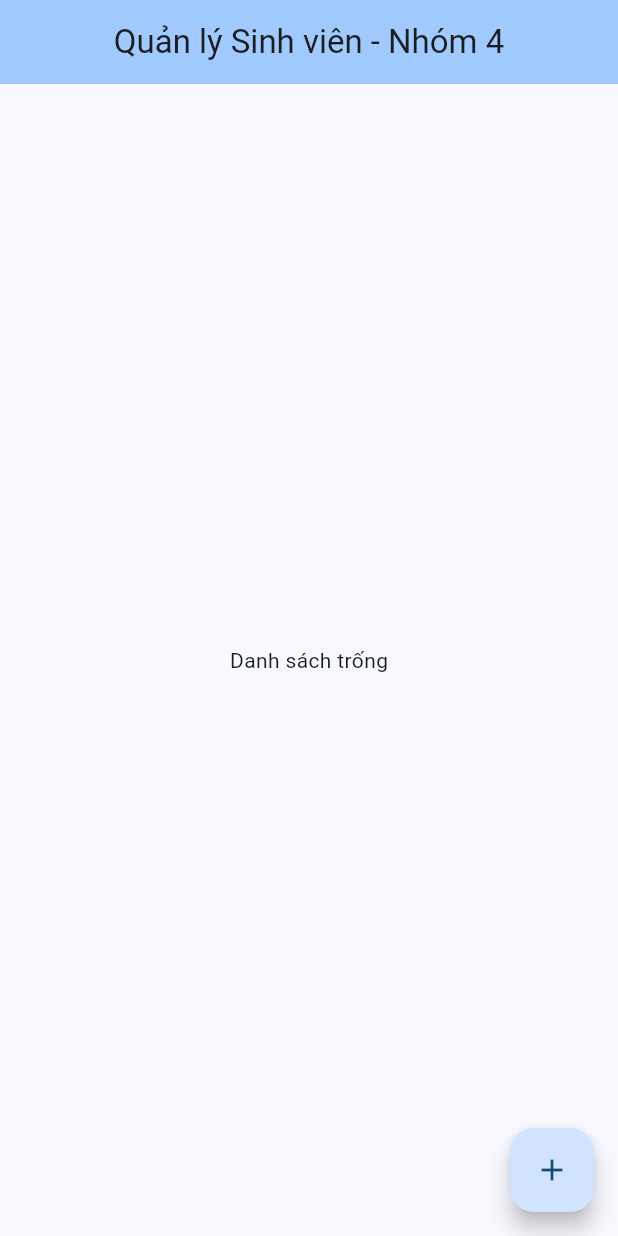
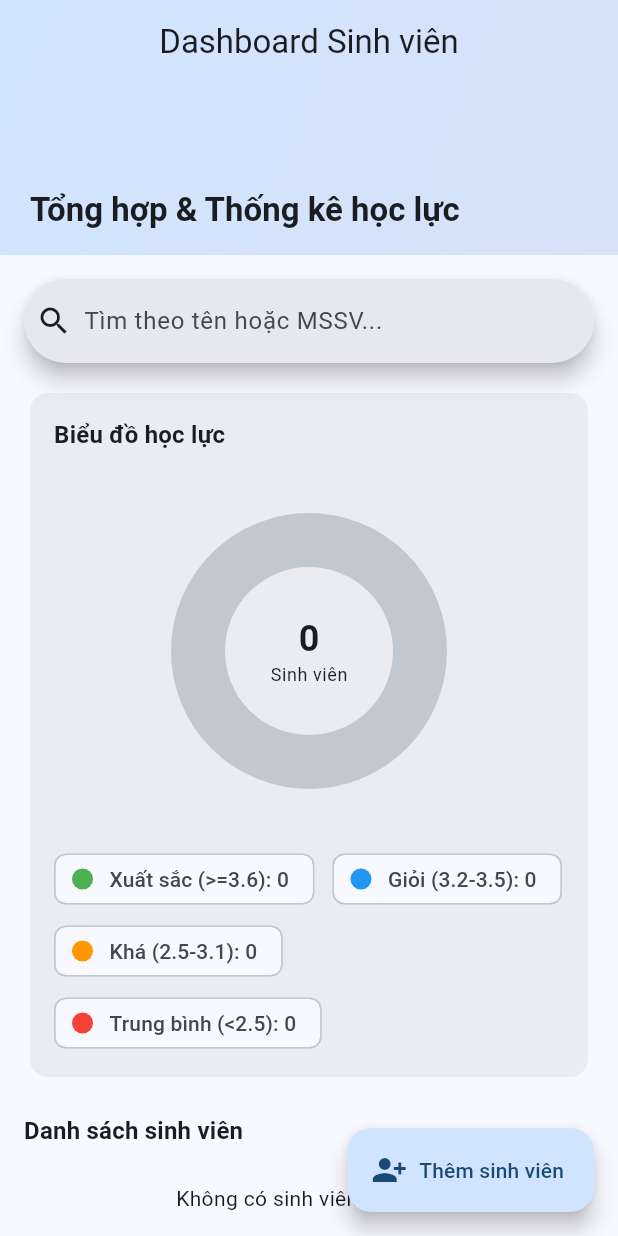
Before and after one commit to jovee112/baocaoTH5, a Flutter app: the screen it shows after launch, on a phone screen of 412 x 824 dp. Run offline on Flutter 3.47's test engine with Material 3 defaults, Android fonts, the phone set to English and light mode, and no system bars; drawn by our look-alikes of fl_chart; our stand-ins replace cloud_firestore, firebase_core; accounts and stored records are empty.

Commit message:
Hoàn thành: dashboard_searchbar_chart

```diff
--- a/lib/main.dart
+++ b/lib/main.dart
@@ -3,7 +3,7 @@ import 'package:provider/provider.dart';
 import 'package:firebase_core/firebase_core.dart'; // Thêm dòng này
 import 'firebase_options.dart'; // File do FlutterFire CLI tạo ra
 import 'providers/student_provider.dart';
-import 'views/home_screen.dart';
+import 'views/dashboard_screen.dart';
 
 void main() async {
   // 1. Đảm bảo các dịch vụ của Flutter đã sẵn sàng
@@ -39,7 +39,7 @@ class MyApp extends StatelessWidget {
         colorScheme: ColorScheme.fromSeed(seedColor: Colors.blue),
         useMaterial3: true,
       ),
-      home: const HomeScreen(),
+      home: const DashboardScreen(),
     );
   }
 }
--- a/lib/views/add_student_screen.dart
+++ b/lib/views/add_student_screen.dart
@@ -1,6 +1,5 @@
 import 'package:flutter/material.dart';
 import 'package:provider/provider.dart';
-import 'package:google_fonts/google_fonts.dart';
 import 'package:intl/intl.dart';
 import 'package:uuid/uuid.dart';
 import '../models/student.dart';
@@ -178,7 +177,7 @@ class _AddStudentScreenState extends State<AddStudentScreen> {
           widget.editingStudent != null
               ? 'Chỉnh sửa sinh viên'
               : 'Thêm sinh viên mới',
-          style: GoogleFonts.poppins(
+          style: const TextStyle(
             fontSize: 20,
             fontWeight: FontWeight.w600,
           ),
@@ -284,7 +283,7 @@ class _AddStudentScreenState extends State<AddStudentScreen> {
           _selectedBirthDate != null
               ? DateFormat('dd/MM/yyyy').format(_selectedBirthDate!)
               : 'Chưa chọn',
-          style: GoogleFonts.poppins(
+          style: TextStyle(
             color: _selectedBirthDate != null ? Colors.black : Colors.grey,
           ),
         ),
@@ -332,7 +331,7 @@ class _AddStudentScreenState extends State<AddStudentScreen> {
           vertical: 12,
         ),
       ),
-      style: GoogleFonts.poppins(),
+      style: const TextStyle(),
     );
   }
 
@@ -342,7 +341,7 @@ class _AddStudentScreenState extends State<AddStudentScreen> {
       icon: const Icon(Icons.save),
       label: Text(
         widget.editingStudent != null ? 'Cập nhật' : 'Lưu',
-        style: GoogleFonts.poppins(
+        style: const TextStyle(
           fontSize: 16,
           fontWeight: FontWeight.w600,
         ),
@@ -364,7 +363,7 @@ class _AddStudentScreenState extends State<AddStudentScreen> {
       icon: const Icon(Icons.close),
       label: Text(
         'Hủy',
-        style: GoogleFonts.poppins(
+        style: const TextStyle(
           fontSize: 16,
           fontWeight: FontWeight.w600,
         ),
--- /dev/null
+++ b/lib/views/dashboard_screen.dart
@@ -0,0 +1,336 @@
+import 'package:fl_chart/fl_chart.dart';
+import 'package:flutter/material.dart';
+import 'package:provider/provider.dart';
+
+import '../models/student.dart';
+import '../providers/student_provider.dart';
+import '../widgets/student_card.dart';
+import 'add_student_screen.dart';
+
+class DashboardScreen extends StatefulWidget {
+  const DashboardScreen({super.key});
+
+  @override
+  State<DashboardScreen> createState() => _DashboardScreenState();
+}
+
+class _DashboardScreenState extends State<DashboardScreen> {
+  final TextEditingController _searchController = TextEditingController();
+
+  @override
+  void dispose() {
+    _searchController.dispose();
+    super.dispose();
+  }
+
+  @override
+  Widget build(BuildContext context) {
+    final studentProvider = context.watch<StudentProvider>();
+    final students = studentProvider.students;
+    final stats = _GpaStats.from(students);
+
+    return Scaffold(
+      floatingActionButton: FloatingActionButton.extended(
+        onPressed: () {
+          Navigator.of(context).push(
+            MaterialPageRoute(
+              builder: (context) => const AddStudentScreen(),
+            ),
+          );
+        },
+        icon: const Icon(Icons.person_add_alt_1),
+        label: const Text('Thêm sinh viên'),
+      ),
+      body: CustomScrollView(
+        slivers: [
+          SliverAppBar(
+            expandedHeight: 170,
+            pinned: true,
+            floating: false,
+            centerTitle: true,
+            title: const Text('Dashboard Sinh viên'),
+            flexibleSpace: FlexibleSpaceBar(
+              background: Container(
+                decoration: BoxDecoration(
+                  gradient: LinearGradient(
+                    begin: Alignment.topLeft,
+                    end: Alignment.bottomRight,
+                    colors: [
+                      Theme.of(context).colorScheme.primaryContainer,
+                      Theme.of(context).colorScheme.secondaryContainer,
+                    ],
+                  ),
+                ),
+                child: Padding(
+                  padding: const EdgeInsets.fromLTRB(20, 90, 20, 16),
+                  child: Align(
+                    alignment: Alignment.bottomLeft,
+                    child: Text(
+                      'Tổng hợp & Thống kê học lực',
+                      style: Theme.of(context).textTheme.titleLarge?.copyWith(
+                            fontWeight: FontWeight.w700,
+                          ),
+                    ),
+                  ),
+                ),
+              ),
+            ),
+          ),
+          SliverToBoxAdapter(
+            child: Padding(
+              padding: const EdgeInsets.fromLTRB(16, 16, 16, 8),
+              child: SearchBar(
+                controller: _searchController,
+                hintText: 'Tìm theo tên hoặc MSSV...',
+                leading: const Icon(Icons.search),
+                trailing: [
+                  if (_searchController.text.isNotEmpty)
+                    IconButton(
+                      onPressed: () {
+                        _searchController.clear();
+                        context.read<StudentProvider>().searchStudent('');
+                        setState(() {});
+                      },
+                      icon: const Icon(Icons.close),
+                    ),
+                ],
+                onChanged: (value) {
+                  context.read<StudentProvider>().searchStudent(value);
+                  setState(() {});
+                },
+              ),
+            ),
+          ),
+          SliverToBoxAdapter(
+            child: Padding(
+              padding: const EdgeInsets.fromLTRB(16, 8, 16, 4),
+              child: _StatsSection(stats: stats),
+            ),
+          ),
+          SliverToBoxAdapter(
+            child: Padding(
+              padding: const EdgeInsets.fromLTRB(16, 16, 16, 8),
+              child: Text(
+                'Danh sách sinh viên',
+                style: Theme.of(context).textTheme.titleMedium?.copyWith(
+                      fontWeight: FontWeight.w700,
+                    ),
+              ),
+            ),
+          ),
+          if (studentProvider.isLoading)
+            const SliverFillRemaining(
+              hasScrollBody: false,
+              child: Center(child: CircularProgressIndicator()),
+            )
+          else if (studentProvider.errorMessage != null)
+            SliverFillRemaining(
+              hasScrollBody: false,
+              child: Center(
+                child: Text(studentProvider.errorMessage!),
+              ),
+            )
+          else if (students.isEmpty)
+            const SliverFillRemaining(
+              hasScrollBody: false,
+              child: Center(
+                child: Text('Không có sinh viên phù hợp'),
+              ),
+            )
+          else
+            SliverList.builder(
+              itemCount: students.length,
+              itemBuilder: (context, index) {
+                return StudentCard(student: students[index]);
+              },
+            ),
+          const SliverToBoxAdapter(child: SizedBox(height: 100)),
+        ],
+      ),
+    );
+  }
+}
+
+class _StatsSection extends StatelessWidget {
+  const _StatsSection({required this.stats});
+
+  final _GpaStats stats;
+
+  @override
+  Widget build(BuildContext context) {
+    final theme = Theme.of(context);
+
+    return Card(
+      elevation: 0,
+      color: theme.colorScheme.surfaceContainerHighest.withValues(alpha: 0.55),
+      child: Padding(
+        padding: const EdgeInsets.all(16),
+        child: Column(
+          crossAxisAlignment: CrossAxisAlignment.start,
+          children: [
+            Text(
+              'Biểu đồ học lực',
+              style: theme.textTheme.titleMedium?.copyWith(
+                fontWeight: FontWeight.w700,
+              ),
+            ),
+            const SizedBox(height: 12),
+            Center(
+              child: SizedBox(
+                width: 240,
+                height: 240,
+                child: Stack(
+                  alignment: Alignment.center,
+                  children: [
+                    PieChart(
+                      PieChartData(
+                        sectionsSpace: 2,
+                        centerSpaceRadius: 56,
+                        startDegreeOffset: -90,
+                        sections: _buildSections(theme, stats),
+                      ),
+                    ),
+                    Column(
+                      mainAxisSize: MainAxisSize.min,
+                      children: [
+                        Text(
+                          '${stats.total}',
+                          style: theme.textTheme.headlineSmall?.copyWith(
+                            fontWeight: FontWeight.bold,
+                          ),
+                        ),
+                        Text(
+                          'Sinh viên',
+                          style: theme.textTheme.bodySmall,
+                        ),
+                      ],
+                    ),
+                  ],
+                ),
+              ),
+            ),
+            const SizedBox(height: 12),
+            Wrap(
+              spacing: 12,
+              runSpacing: 8,
+              children: [
+                _LegendChip(
+                  color: Colors.green,
+                  label: 'Xuất sắc (>=3.6): ${stats.excellent}',
+                ),
+                _LegendChip(
+                  color: Colors.blue,
+                  label: 'Giỏi (3.2-3.5): ${stats.good}',
+                ),
+                _LegendChip(
+                  color: Colors.orange,
+                  label: 'Khá (2.5-3.1): ${stats.fair}',
+                ),
+                _LegendChip(
+                  color: Colors.red,
+                  label: 'Trung bình (<2.5): ${stats.average}',
+                ),
+              ],
+            ),
+          ],
+        ),
+      ),
+    );
+  }
+
+  List<PieChartSectionData> _buildSections(ThemeData theme, _GpaStats stats) {
+    final data = <({int count, Color color})>[
+      (count: stats.excellent, color: Colors.green),
+      (count: stats.good, color: Colors.blue),
+      (count: stats.fair, color: Colors.orange),
+      (count: stats.average, color: Colors.red),
+    ];
+
+    if (stats.total == 0) {
+      return [
+        PieChartSectionData(
+          value: 1,
+          color: theme.colorScheme.outlineVariant,
+          title: '',
+          radius: 36,
+        ),
+      ];
+    }
+
+    return data
+        .where((item) => item.count > 0)
+        .map(
+          (item) => PieChartSectionData(
+            value: item.count.toDouble(),
+            color: item.color,
+            title: '${(item.count / stats.total * 100).toStringAsFixed(0)}%',
+            titleStyle: const TextStyle(
+              fontSize: 12,
+              fontWeight: FontWeight.bold,
+              color: Colors.white,
+            ),
+            radius: 44,
+          ),
+        )
+        .toList();
+  }
+}
+
+class _LegendChip extends StatelessWidget {
+  const _LegendChip({required this.color, required this.label});
+
+  final Color color;
+  final String label;
+
+  @override
+  Widget build(BuildContext context) {
+    return Chip(
+      avatar: CircleAvatar(backgroundColor: color, radius: 7),
+      label: Text(label),
+      visualDensity: VisualDensity.compact,
+    );
+  }
+}
+
+class _GpaStats {
+  const _GpaStats({
+    required this.excellent,
+    required this.good,
+    required this.fair,
+    required this.average,
+  });
+
+  final int excellent;
+  final int good;
+  final int fair;
+  final int average;
+
+  int get total => excellent + good + fair + average;
+
+  factory _GpaStats.from(List<Student> students) {
+    int excellent = 0;
+    int good = 0;
+    int fair = 0;
+    int average = 0;
+
+    for (final student in students) {
+      final gpa = student.gpa;
+      if (gpa >= 3.6) {
+        excellent++;
+      } else if (gpa >= 3.2) {
+        good++;
+      } else if (gpa >= 2.5) {
+        fair++;
+      } else {
+        average++;
+      }
+    }
+
+    return _GpaStats(
+      excellent: excellent,
+      good: good,
+      fair: fair,
+      average: average,
+    );
+  }
+}
--- a/lib/views/student_detail_screen.dart
+++ b/lib/views/student_detail_screen.dart
@@ -1,5 +1,4 @@
 import 'package:flutter/material.dart';
-import 'package:google_fonts/google_fonts.dart';
 import 'package:provider/provider.dart';
 import '../providers/student_provider.dart';
 import 'package:intl/intl.dart';
@@ -20,7 +19,7 @@ class StudentDetailScreen extends StatelessWidget {
       appBar: AppBar(
         title: Text(
           'Chi tiết sinh viên',
-          style: GoogleFonts.poppins(
+          style: const TextStyle(
             fontSize: 20,
             fontWeight: FontWeight.w600,
           ),
@@ -113,7 +112,7 @@ class StudentDetailScreen extends StatelessWidget {
           const SizedBox(height: 16),
           Text(
             student.name,
-            style: GoogleFonts.poppins(
+            style: const TextStyle(
               fontSize: 24,
               fontWeight: FontWeight.bold,
             ),
@@ -128,7 +127,7 @@ class StudentDetailScreen extends StatelessWidget {
             ),
             child: Text(
               'GPA: ${student.gpa.toStringAsFixed(2)}',
-              style: GoogleFonts.poppins(
+              style: const TextStyle(
                 fontSize: 12,
                 fontWeight: FontWeight.w600,
                 color: Colors.white,
@@ -161,7 +160,7 @@ class StudentDetailScreen extends StatelessWidget {
               children: [
                 Text(
                   label,
-                  style: GoogleFonts.poppins(
+                  style: TextStyle(
                     fontSize: 12,
                     color: Colors.grey.shade600,
                     fontWeight: FontWeight.w500,
@@ -170,7 +169,7 @@ class StudentDetailScreen extends StatelessWidget {
                 const SizedBox(height: 4),
                 Text(
                   value,
-                  style: GoogleFonts.poppins(
+                  style: const TextStyle(
                     fontSize: 16,
                     fontWeight: FontWeight.w600,
                     color: Colors.black,
@@ -200,7 +199,7 @@ class StudentDetailScreen extends StatelessWidget {
       icon: const Icon(Icons.edit),
       label: Text(
         'Chỉnh sửa',
-        style: GoogleFonts.poppins(
+        style: const TextStyle(
           fontSize: 16,
           fontWeight: FontWeight.w600,
         ),
@@ -225,11 +224,11 @@ class StudentDetailScreen extends StatelessWidget {
             return AlertDialog(
               title: Text(
                 'Xác nhận xóa',
-                style: GoogleFonts.poppins(fontWeight: FontWeight.w600),
+                style: const TextStyle(fontWeight: FontWeight.w600),
               ),
               content: Text(
                 'Bạn có chắc chắn muốn xóa sinh viên này?',
-                style: GoogleFonts.poppins(),
+                style: const TextStyle(),
               ),
               actions: [
                 TextButton(
@@ -260,7 +259,7 @@ class StudentDetailScreen extends StatelessWidget {
       icon: const Icon(Icons.delete),
       label: Text(
         'Xóa',
-        style: GoogleFonts.poppins(
+        style: const TextStyle(
           fontSize: 16,
           fontWeight: FontWeight.w600,
         ),
--- a/pubspec.yaml
+++ b/pubspec.yaml
@@ -10,8 +10,8 @@ dependencies:
   flutter:
     sdk: flutter
   provider: ^6.1.1
+  fl_chart: ^0.69.0
   uuid: ^4.5.3 # Tạo Id ngẫu nhiên cho sinh viên
-  google_fonts: ^6.2.1
   intl: ^0.19.0
   firebase_core: ^3.10.1
   cloud_firestore: ^5.6.2
```
Also changed, not shown: pubspec.lock, 1 other file.
